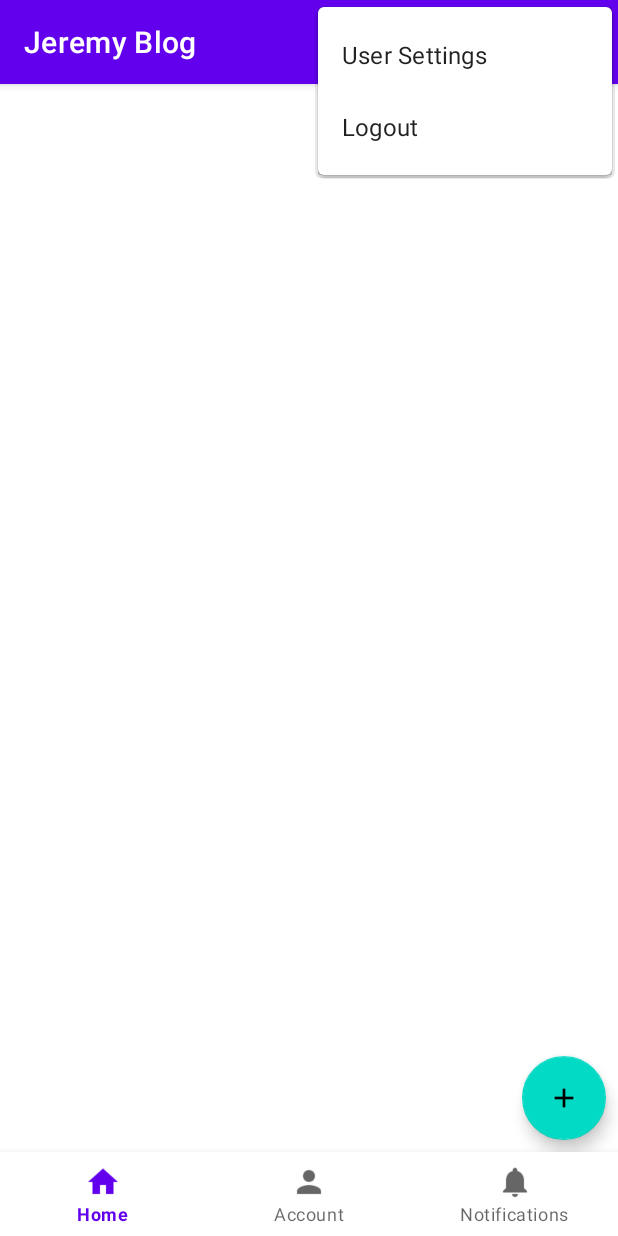
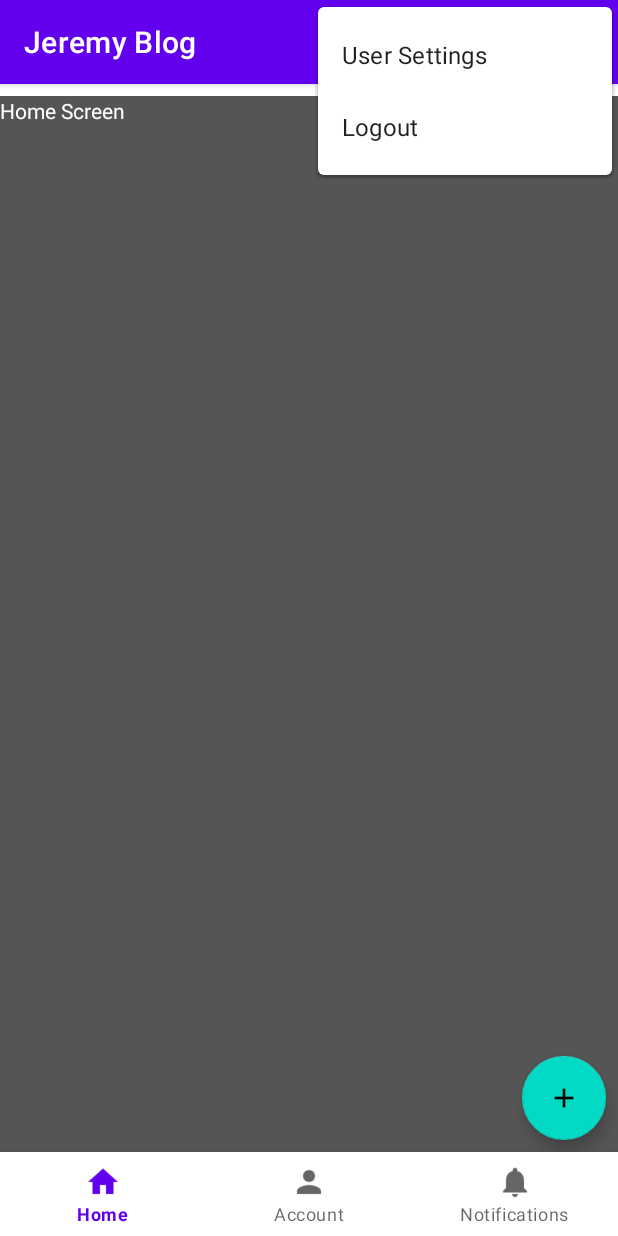
Before and after one commit to hieunm292/FoodBlog_Group4, an Android app: the MainActivity screen opened directly, with no data from a screen before it, with the options menu open, on a phone screen of 412 x 824 dp. Run offline under Robolectric (Android 15) with nearby library versions, the phone set to English and light mode, and no system bars; our stand-ins replace Firebase (no records; nobody signed in at launch, a user with empty details on screens opened directly); 1 statement that could not run was skipped.

Commit message:
Fragment

```diff
--- /dev/null
+++ b/app/src/main/java/com/example/jeremy/AccountFragment.java
@@ -0,0 +1,64 @@
+package com.example.jeremy;
+
+import android.os.Bundle;
+
+import androidx.fragment.app.Fragment;
+
+import android.view.LayoutInflater;
+import android.view.View;
+import android.view.ViewGroup;
+
+/**
+ * A simple {@link Fragment} subclass.
+ * Use the {@link AccountFragment#newInstance} factory method to
+ * create an instance of this fragment.
+ */
+public class AccountFragment extends Fragment {
+
+    // TODO: Rename parameter arguments, choose names that match
+    // the fragment initialization parameters, e.g. ARG_ITEM_NUMBER
+    private static final String ARG_PARAM1 = "param1";
+    private static final String ARG_PARAM2 = "param2";
+
+    // TODO: Rename and change types of parameters
+    private String mParam1;
+    private String mParam2;
+
+    public AccountFragment() {
+        // Required empty public constructor
+    }
+
+    /**
+     * Use this factory method to create a new instance of
+     * this fragment using the provided parameters.
+     *
+     * @param param1 Parameter 1.
+     * @param param2 Parameter 2.
+     * @return A new instance of fragment AccountFragment.
+     */
+    // TODO: Rename and change types and number of parameters
+    public static AccountFragment newInstance(String param1, String param2) {
+        AccountFragment fragment = new AccountFragment();
+        Bundle args = new Bundle();
+        args.putString(ARG_PARAM1, param1);
+        args.putString(ARG_PARAM2, param2);
+        fragment.setArguments(args);
+        return fragment;
+    }
+
+    @Override
+    public void onCreate(Bundle savedInstanceState) {
+        super.onCreate(savedInstanceState);
+        if (getArguments() != null) {
+            mParam1 = getArguments().getString(ARG_PARAM1);
+            mParam2 = getArguments().getString(ARG_PARAM2);
+        }
+    }
+
+    @Override
+    public View onCreateView(LayoutInflater inflater, ViewGroup container,
+                             Bundle savedInstanceState) {
+        // Inflate the layout for this fragment
+        return inflater.inflate(R.layout.fragment_account, container, false);
+    }
+}
--- /dev/null
+++ b/app/src/main/java/com/example/jeremy/HomeFragment.java
@@ -0,0 +1,48 @@
+package com.example.jeremy;
+
+import android.os.Bundle;
+
+import androidx.fragment.app.Fragment;
+
+import android.view.LayoutInflater;
+import android.view.View;
+import android.view.ViewGroup;
+
+
+public class HomeFragment extends Fragment {
+
+    // the fragment initialization parameters, e.g. ARG_ITEM_NUMBER
+    private static final String ARG_PARAM1 = "param1";
+    private static final String ARG_PARAM2 = "param2";
+
+    private String mParam1;
+    private String mParam2;
+
+    public HomeFragment() {
+        // Required empty public constructor
+    }
+    public static HomeFragment newInstance(String param1, String param2) {
+        HomeFragment fragment = new HomeFragment();
+        Bundle args = new Bundle();
+        args.putString(ARG_PARAM1, param1);
+        args.putString(ARG_PARAM2, param2);
+        fragment.setArguments(args);
+        return fragment;
+    }
+
+    @Override
+    public void onCreate(Bundle savedInstanceState) {
+        super.onCreate(savedInstanceState);
+        if (getArguments() != null) {
+            mParam1 = getArguments().getString(ARG_PARAM1);
+            mParam2 = getArguments().getString(ARG_PARAM2);
+        }
+    }
+
+    @Override
+    public View onCreateView(LayoutInflater inflater, ViewGroup container,
+                             Bundle savedInstanceState) {
+        // Inflate the layout for this fragment
+        return inflater.inflate(R.layout.fragment_home, container, false);
+    }
+}
--- a/app/src/main/java/com/example/jeremy/MainActivity.java
+++ b/app/src/main/java/com/example/jeremy/MainActivity.java
@@ -3,6 +3,9 @@ package com.example.jeremy;
 import androidx.annotation.NonNull;
 import androidx.appcompat.app.AppCompatActivity;
 import androidx.appcompat.widget.Toolbar;
+
+import androidx.fragment.app.Fragment;
+import androidx.fragment.app.FragmentTransaction;
 
 import android.Manifest;
 import android.content.Intent;
@@ -14,6 +17,7 @@ import android.widget.Toast;
 
 import com.google.android.gms.tasks.OnCompleteListener;
 import com.google.android.gms.tasks.Task;
+import com.google.android.material.bottomnavigation.BottomNavigationView;
 import com.google.android.material.floatingactionbutton.FloatingActionButton;
 import com.google.firebase.auth.FirebaseAuth;
 import com.google.firebase.auth.FirebaseUser;
@@ -28,6 +32,11 @@ public class MainActivity extends AppCompatActivity {
     private String current_user_id;
 
     private FloatingActionButton addPostBtn;
+    private BottomNavigationView mainBottomNav;
+
+    private HomeFragment homeFragment;
+    private NotificationFragment notificationFragment;
+    private AccountFragment accountFragment;
 
     @Override
     protected void onCreate(Bundle savedInstanceState) {
@@ -41,7 +50,32 @@ public class MainActivity extends AppCompatActivity {
         // setSupportActionBar(mainToolbar);
         getSupportActionBar().setTitle("Jeremy Blog");
 
-        addPostBtn = (FloatingActionButton) findViewById(R.id.add_post_btn);
+        if(mAuth.getCurrentUser() != null) {
+            mainBottomNav = findViewById(R.id.mainBottomNav);
+            addPostBtn = findViewById(R.id.add_post_btn);
+            homeFragment = new HomeFragment();
+            notificationFragment = new NotificationFragment();
+            accountFragment = new AccountFragment();
+            replaceFragment(homeFragment);
+
+            mainBottomNav.setOnNavigationItemSelectedListener(new BottomNavigationView.OnNavigationItemSelectedListener() {
+                @Override
+                public boolean onNavigationItemSelected(@NonNull MenuItem menuItem) {
+                    switch (menuItem.getItemId()) {
+                        case R.id.bottom_action_home:
+                            replaceFragment(homeFragment);
+                            return true;
+                        case R.id.bottom_action_notif:
+                            replaceFragment(notificationFragment);
+                            return true;
+                        case R.id.bottom_action_account:
+                            replaceFragment(accountFragment);
+                            return true;
+                        default:
+                            return false;
+                    }
+                }
+            });
 
             addPostBtn.setOnClickListener(new View.OnClickListener() {
                 @Override
@@ -49,6 +83,7 @@ public class MainActivity extends AppCompatActivity {
                     startActivity(new Intent(MainActivity.this, NewPostActivity.class));
                 }
             });
+        }
     }
 
     @Override
@@ -112,4 +147,9 @@ public class MainActivity extends AppCompatActivity {
         mAuth.signOut();
         sendToLogin();
     }
+    private void replaceFragment(Fragment fragment){
+        FragmentTransaction fragmentTransaction = getSupportFragmentManager().beginTransaction();
+        fragmentTransaction.replace(R.id.main_content_fragment,fragment);
+        fragmentTransaction.commit();
     }
+}
--- /dev/null
+++ b/app/src/main/java/com/example/jeremy/NotificationFragment.java
@@ -0,0 +1,64 @@
+package com.example.jeremy;
+
+import android.os.Bundle;
+
+import androidx.fragment.app.Fragment;
+
+import android.view.LayoutInflater;
+import android.view.View;
+import android.view.ViewGroup;
+
+/**
+ * A simple {@link Fragment} subclass.
+ * Use the {@link NotificationFragment#newInstance} factory method to
+ * create an instance of this fragment.
+ */
+public class NotificationFragment extends Fragment {
+
+    // TODO: Rename parameter arguments, choose names that match
+    // the fragment initialization parameters, e.g. ARG_ITEM_NUMBER
+    private static final String ARG_PARAM1 = "param1";
+    private static final String ARG_PARAM2 = "param2";
+
+    // TODO: Rename and change types of parameters
+    private String mParam1;
+    private String mParam2;
+
+    public NotificationFragment() {
+        // Required empty public constructor
+    }
+
+    /**
+     * Use this factory method to create a new instance of
+     * this fragment using the provided parameters.
+     *
+     * @param param1 Parameter 1.
+     * @param param2 Parameter 2.
+     * @return A new instance of fragment NotificationFragment.
+     */
+    // TODO: Rename and change types and number of parameters
+    public static NotificationFragment newInstance(String param1, String param2) {
+        NotificationFragment fragment = new NotificationFragment();
+        Bundle args = new Bundle();
+        args.putString(ARG_PARAM1, param1);
+        args.putString(ARG_PARAM2, param2);
+        fragment.setArguments(args);
+        return fragment;
+    }
+
+    @Override
+    public void onCreate(Bundle savedInstanceState) {
+        super.onCreate(savedInstanceState);
+        if (getArguments() != null) {
+            mParam1 = getArguments().getString(ARG_PARAM1);
+            mParam2 = getArguments().getString(ARG_PARAM2);
+        }
+    }
+
+    @Override
+    public View onCreateView(LayoutInflater inflater, ViewGroup container,
+                             Bundle savedInstanceState) {
+        // Inflate the layout for this fragment
+        return inflater.inflate(R.layout.fragment_notification, container, false);
+    }
+}
--- a/app/src/main/java/com/example/jeremy/SetupActivity.java
+++ b/app/src/main/java/com/example/jeremy/SetupActivity.java
@@ -90,10 +90,6 @@ public class SetupActivity extends AppCompatActivity {
                     //    mainImageURI = Uri.parse(image);
                         setupName.setText(name);
 
-                        //loading waiting request
-                        RequestOptions placeholderXX = new RequestOptions();
-                        placeholderXX.placeholder(R.drawable.naruto);
-
                         Glide.with(SetupActivity.this).load(image).into(setupImage);
                     }
                 }else{
@@ -156,6 +152,7 @@ public class SetupActivity extends AppCompatActivity {
 
     private void storeFirestore(@NonNull Task<UploadTask.TaskSnapshot> task,String user_name) {
         Task<Uri> download_uri = task.getResult().getMetadata().getReference().getDownloadUrl();
+
         Map<String, String> userMap=new HashMap<>();
 
         userMap.put("name", user_name);
--- a/app/src/main/res/layout/activity_main.xml
+++ b/app/src/main/res/layout/activity_main.xml
@@ -18,6 +18,19 @@
         app:layout_constraintTop_toTopOf="parent"
         app:titleTextColor="#ffffff"
         tools:ignore="MissingConstraints" />
+
+    <FrameLayout
+        android:id="@+id/main_content_fragment"
+        android:layout_width="0dp"
+        android:layout_height="0dp"
+        android:layout_marginTop="8dp"
+        android:background="#555"
+        app:layout_constraintBottom_toTopOf="@+id/mainBottomNav"
+        app:layout_constraintEnd_toEndOf="parent"
+        app:layout_constraintStart_toStartOf="parent"
+        app:layout_constraintTop_toTopOf="parent">
+
+    </FrameLayout>
 
     <com.google.android.material.bottomnavigation.BottomNavigationView
         android:id="@+id/mainBottomNav"
--- a/app/src/main/res/layout/activity_new_post.xml
+++ b/app/src/main/res/layout/activity_new_post.xml
@@ -30,7 +30,7 @@
         app:layout_constraintHorizontal_bias="0.0"
         app:layout_constraintStart_toStartOf="parent"
         app:layout_constraintTop_toTopOf="@+id/new_post_toolbar"
-        app:srcCompat="@mipmap/action_add_photo2"
+        app:srcCompat="@mipmap/action_add_photo3"
         tools:ignore="VectorDrawableCompat" />
 
     <EditText
--- /dev/null
+++ b/app/src/main/res/layout/fragment_home.xml
@@ -0,0 +1,15 @@
+<?xml version="1.0" encoding="utf-8"?>
+<FrameLayout xmlns:android="http://schemas.android.com/apk/res/android"
+    xmlns:tools="http://schemas.android.com/tools"
+    android:layout_width="match_parent"
+    android:layout_height="match_parent"
+    tools:context=".HomeFragment">
+
+    <!-- TODO: Update blank fragment layout -->
+    <TextView
+        android:layout_width="match_parent"
+        android:layout_height="match_parent"
+        android:text="Home Screen"
+        android:textColor="#fff"/>
+
+</FrameLayout>
--- a/app/src/main/res/values/strings.xml
+++ b/app/src/main/res/values/strings.xml
@@ -3,4 +3,6 @@
     <string name="action_search_text">Search</string>
     <string name="action_setting_text">User Settings</string>
     <string name="action_logout_text">Logout</string>
+    <!-- TODO: Remove or change this placeholder text -->
+    <string name="hello_blank_fragment">Hello blank fragment</string>
 </resources>
--- a/build.gradle
+++ b/build.gradle
@@ -1,5 +1,7 @@
 // Top-level build file where you can add configuration options common to all sub-projects/modules.
 buildscript {
+    ext.kotlin_version = "1.4.0"
+    ext.kotlin_coroutines_version = '1.3.8'
     repositories {
         google()
         mavenCentral()
```
Also changed, not shown: app/build.gradle (+12 -0 lines), app/src/main/res/layout/fragment_account.xml (added, +15 -0 lines), app/src/main/res/layout/fragment_notification.xml (added, +15 -0 lines), app/src/main/res/mipmap-hdpi/action_add_photo.jpg (added), app/src/main/res/mipmap-hdpi/action_add_photo.png (deleted), app/src/main/res/mipmap-hdpi/action_add_photo3.jpg (added). Lines whose indentation alone changed are shown as unchanged.
